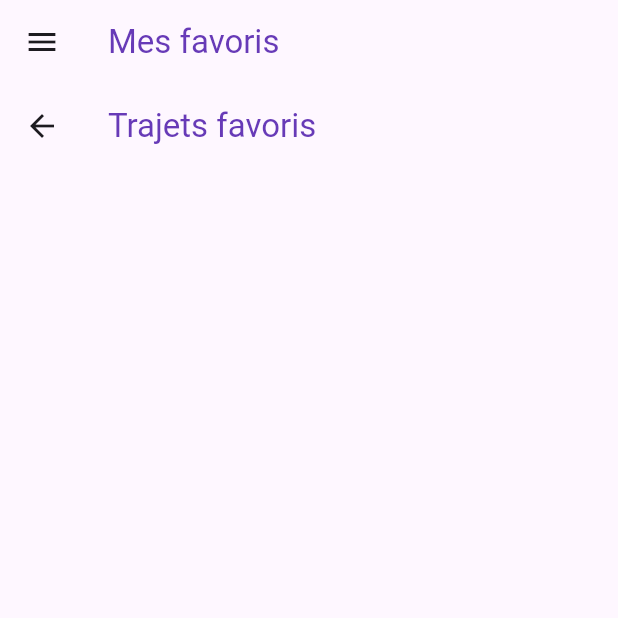
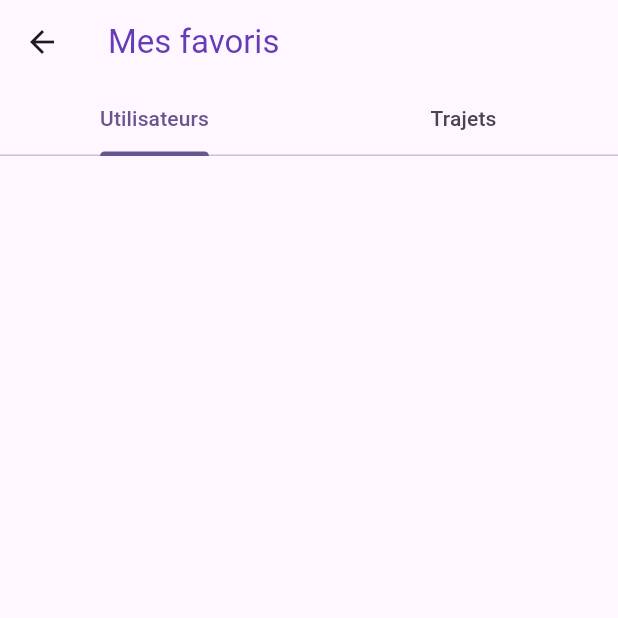
Before and after one commit to EmMEUHnez-moi/App, a Flutter app: the FavorisView screen opened directly, on a phone screen of 412 x 824 dp, the top half of it. Run offline on Flutter 3.47's test engine with Material 3 defaults, Android fonts, the light colour scheme and no system bars; our stand-ins replace bloc, equatable, flutter_bloc.

Commit message:
Update UI for better UX

```diff
--- /dev/null
+++ b/devtools_options.yaml
@@ -0,0 +1,3 @@
+description: This file stores settings for Dart & Flutter DevTools.
+documentation: https://docs.flutter.dev/tools/devtools/extensions#configure-extension-enablement-states
+extensions:
--- a/lib/favoris/view/favoris_view.dart
+++ b/lib/favoris/view/favoris_view.dart
@@ -1,52 +1,46 @@
 import 'package:flutter/material.dart';
 
-class FavorisView extends StatelessWidget {
-  final ValueNotifier<int> _indice = ValueNotifier<int>(0);
-  final List<Widget> _pages = [TrajetfavPage(), UtilisateurfavPage()];
+class FavorisView extends StatefulWidget {
+  const FavorisView({super.key});
 
-  FavorisView({super.key});
+  @override
+  State<FavorisView> createState() => FavorisViewState();
+}
+
+class FavorisViewState extends State<FavorisView>
+    with SingleTickerProviderStateMixin {
+  late TabController tabController;
+  @override
+  void initState() {
+    tabController = TabController(length: 2, vsync: this);
+    tabController.addListener(() {
+      setState(() {});
+    });
+    super.initState();
+  }
 
   @override
   Widget build(BuildContext context) {
     return Scaffold(
-      appBar: AppBar(
-        title: Text("Mes favoris", style: TextStyle(color: Colors.deepPurple)),
-      ),
-      drawer: Drawer(
-        child: ListView(
-          padding: EdgeInsets.zero,
-          children: <Widget>[
-            DrawerHeader(
-              decoration: BoxDecoration(
-                color: Colors.deepPurple,
-              ),
-              child: Text("Favoris", style: TextStyle(color: Colors.white)),
+        appBar: AppBar(
+          title:
+              Text("Mes favoris", style: TextStyle(color: Colors.deepPurple)),
+          bottom: TabBar(controller: tabController, tabs: [
+            Tab(
+              text: "Utilisateurs",
             ),
-            ListTile(
-              title:
-                  Text("Trajets", style: TextStyle(color: Colors.deepPurple)),
-              onTap: () {
-                _indice.value = 0;
-                Navigator.pop(context);
-              },
-            ),
-            ListTile(
-              title: Text("Utilisateurs",
-                  style: TextStyle(color: Colors.deepPurple)),
-              onTap: () {
-                _indice.value = 1;
-                Navigator.pop(context);
-              },
-            ),
+            Tab(
+              text: "Trajets",
+            )
+          ]),
+        ),
+        body: TabBarView(
+          controller: tabController,
+          children: [
+            TrajetfavPage(),
+            UtilisateurfavPage(),
           ],
-        ),
-      ),
-      body: ValueListenableBuilder(
-          valueListenable: _indice,
-          builder: (context, selectedIndex, child) {
-            return _pages[selectedIndex];
-          }),
-    );
+        ));
   }
 }
 
@@ -55,12 +49,7 @@ class TrajetfavPage extends StatelessWidget {
 
   @override
   Widget build(BuildContext context) {
-    return Scaffold(
-      appBar: AppBar(
-        title:
-            Text("Trajets favoris", style: TextStyle(color: Colors.deepPurple)),
-      ),
-    );
+    return Scaffold();
   }
 }
 
@@ -69,11 +58,6 @@ class UtilisateurfavPage extends StatelessWidget {
 
   @override
   Widget build(BuildContext context) {
-    return Scaffold(
-      appBar: AppBar(
-        title: Text("Utilisateurs favoris",
-            style: TextStyle(color: Colors.deepPurple)),
-      ),
-    );
+    return Scaffold();
   }
 }
--- a/lib/profil/view/connexion_view.dart
+++ b/lib/profil/view/connexion_view.dart
@@ -31,7 +31,7 @@ class ConnexionView extends StatelessWidget {
               ),
               Center(
                   child: CustomButton(
-                label: '',
+                label: 'Connexion',
                 onPressed: () {
                   Navigator.push(context,
                       MaterialPageRoute(builder: (context) => MyHomePage()));
--- a/pubspec.yaml
+++ b/pubspec.yaml
@@ -36,6 +36,7 @@ dependencies:
   cupertino_icons: ^1.0.8
   flutter_bloc: ^9.1.0
   equatable: ^2.0.7
+  socket_io_client: ^3.0.2
 
 dev_dependencies:
   flutter_test:
```
Also changed, not shown: lib/Accueil/view/accueil_view.dart (+14 -14 lines), lib/main.dart (+14 -3 lines), pubspec.lock.
